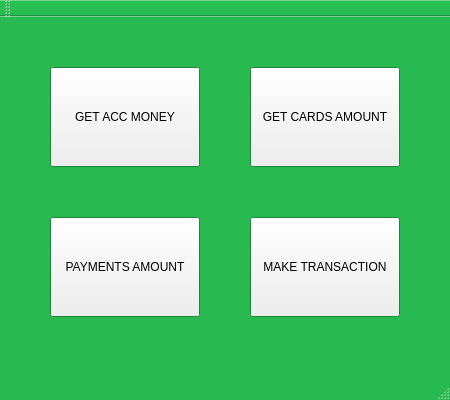
i800/BankClient, file GUI/MainWindow.ui: the form before one commit.
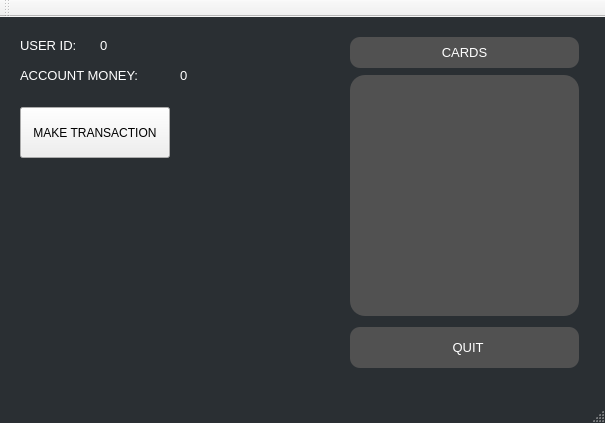
The form after the commit. Icons and pictures are not drawn.

Commit message: Resourses added + MainWindow customization.

```diff
--- a/GUI/MainWindow.ui
+++ b/GUI/MainWindow.ui
@@ -6,8 +6,8 @@
    <rect>
     <x>0</x>
     <y>0</y>
-    <width>450</width>
-    <height>400</height>
+    <width>605</width>
+    <height>423</height>
    </rect>
   </property>
   <property name="palette">
@@ -25,9 +25,9 @@
      <colorrole role="Window">
       <brush brushstyle="SolidPattern">
        <color alpha="255">
-        <red>40</red>
-        <green>186</green>
-        <blue>81</blue>
+        <red>42</red>
+        <green>47</green>
+        <blue>51</blue>
        </color>
       </brush>
      </colorrole>
@@ -45,9 +45,9 @@
      <colorrole role="Window">
       <brush brushstyle="SolidPattern">
        <color alpha="255">
-        <red>40</red>
-        <green>186</green>
-        <blue>81</blue>
+        <red>42</red>
+        <green>47</green>
+        <blue>51</blue>
        </color>
       </brush>
      </colorrole>
@@ -56,18 +56,18 @@
      <colorrole role="Base">
       <brush brushstyle="SolidPattern">
        <color alpha="255">
-        <red>40</red>
-        <green>186</green>
-        <blue>81</blue>
+        <red>42</red>
+        <green>47</green>
+        <blue>51</blue>
        </color>
       </brush>
      </colorrole>
      <colorrole role="Window">
       <brush brushstyle="SolidPattern">
        <color alpha="255">
-        <red>40</red>
-        <green>186</green>
-        <blue>81</blue>
+        <red>42</red>
+        <green>47</green>
+        <blue>51</blue>
        </color>
       </brush>
      </colorrole>
@@ -77,60 +77,207 @@
   <property name="windowTitle">
    <string>MainWindow</string>
   </property>
+  <property name="styleSheet">
+   <string notr="true">QMainWindow {
+    border-style: none;
+    border-radius: 15px;
+}</string>
+  </property>
   <property name="inputMethodHints">
    <set>Qt::ImhNone</set>
   </property>
   <widget class="QWidget" name="centralWidget">
-   <widget class="QPushButton" name="getAccMoneyButton">
-    <property name="geometry">
-     <rect>
-      <x>50</x>
-      <y>50</y>
-      <width>150</width>
-      <height>100</height>
-     </rect>
-    </property>
-    <property name="text">
-     <string>GET ACC MONEY</string>
-    </property>
-   </widget>
-   <widget class="QPushButton" name="getPaymentsAmountsButton">
-    <property name="geometry">
-     <rect>
-      <x>50</x>
-      <y>200</y>
-      <width>150</width>
-      <height>100</height>
-     </rect>
-    </property>
-    <property name="text">
-     <string>PAYMENTS AMOUNT</string>
-    </property>
-   </widget>
    <widget class="QPushButton" name="makeTransactionButton">
     <property name="geometry">
      <rect>
-      <x>250</x>
-      <y>200</y>
+      <x>20</x>
+      <y>90</y>
       <width>150</width>
-      <height>100</height>
+      <height>51</height>
      </rect>
     </property>
     <property name="text">
      <string>MAKE TRANSACTION</string>
     </property>
    </widget>
-   <widget class="QPushButton" name="getCardsAmountButton">
+   <widget class="QLabel" name="label_2">
     <property name="geometry">
      <rect>
-      <x>250</x>
+      <x>20</x>
+      <y>20</y>
+      <width>80</width>
+      <height>16</height>
+     </rect>
+    </property>
+    <property name="font">
+     <font>
+      <pointsize>10</pointsize>
+     </font>
+    </property>
+    <property name="styleSheet">
+     <string notr="true">QLabel {
+    color: white;
+}</string>
+    </property>
+    <property name="text">
+     <string>USER ID:</string>
+    </property>
+   </widget>
+   <widget class="QLabel" name="label_3">
+    <property name="geometry">
+     <rect>
+      <x>100</x>
+      <y>20</y>
+      <width>121</width>
+      <height>16</height>
+     </rect>
+    </property>
+    <property name="font">
+     <font>
+      <pointsize>10</pointsize>
+     </font>
+    </property>
+    <property name="styleSheet">
+     <string notr="true">QLabel {
+    color: white;
+}</string>
+    </property>
+    <property name="text">
+     <string>0</string>
+    </property>
+   </widget>
+   <widget class="QLabel" name="label_4">
+    <property name="geometry">
+     <rect>
+      <x>20</x>
       <y>50</y>
-      <width>150</width>
-      <height>100</height>
+      <width>151</width>
+      <height>16</height>
      </rect>
     </property>
+    <property name="font">
+     <font>
+      <pointsize>10</pointsize>
+     </font>
+    </property>
+    <property name="styleSheet">
+     <string notr="true">QLabel {
+    color: white;
+}</string>
+    </property>
     <property name="text">
-     <string>GET CARDS AMOUNT</string>
+     <string>ACCOUNT MONEY:</string>
+    </property>
+   </widget>
+   <widget class="QLabel" name="label_5">
+    <property name="geometry">
+     <rect>
+      <x>180</x>
+      <y>50</y>
+      <width>121</width>
+      <height>16</height>
+     </rect>
+    </property>
+    <property name="font">
+     <font>
+      <pointsize>10</pointsize>
+     </font>
+    </property>
+    <property name="styleSheet">
+     <string notr="true">QLabel {
+    color: white;
+}</string>
+    </property>
+    <property name="text">
+     <string>0</string>
+    </property>
+   </widget>
+   <widget class="QPushButton" name="pushButton">
+    <property name="geometry">
+     <rect>
+      <x>350</x>
+      <y>20</y>
+      <width>229</width>
+      <height>31</height>
+     </rect>
+    </property>
+    <property name="font">
+     <font>
+      <pointsize>10</pointsize>
+     </font>
+    </property>
+    <property name="styleSheet">
+     <string notr="true">QPushButton {
+    background-color: rgb(81, 81, 81);
+    color: white;
+    border-style: none;
+    border-radius: 10px;
+}</string>
+    </property>
+    <property name="text">
+     <string>CARDS</string>
+    </property>
+   </widget>
+   <widget class="QListWidget" name="cardsView">
+    <property name="geometry">
+     <rect>
+      <x>350</x>
+      <y>58</y>
+      <width>229</width>
+      <height>241</height>
+     </rect>
+    </property>
+    <property name="styleSheet">
+     <string notr="true">QListWidget {
+    background-color: rgb(81, 81, 81);
+    color: white;
+    border-style: none;
+    border-radius: 15px;
+}</string>
+    </property>
+   </widget>
+   <widget class="QPushButton" name="pushButton_2">
+    <property name="geometry">
+     <rect>
+      <x>350</x>
+      <y>310</y>
+      <width>229</width>
+      <height>41</height>
+     </rect>
+    </property>
+    <property name="font">
+     <font>
+      <pointsize>10</pointsize>
+     </font>
+    </property>
+    <property name="styleSheet">
+     <string notr="true">QPushButton {
+    background-color: rgb(81, 81, 81);
+    color: white;
+    border-style: none;
+    border-radius: 10px;
+}
+
+QPushButton:hover {
+     background-color: rgb(120, 120, 120);     
+}
+
+QPushButton:pressed {
+     background-color: rgb(150, 150, 150);     
+}</string>
+    </property>
+    <property name="text">
+     <string>  QUIT</string>
+    </property>
+    <property name="icon">
+     <iconset resource="../resourses.qrc">
+      <normaloff>:/icons/Resourses/quit_icon.ico</normaloff>:/icons/Resourses/quit_icon.ico</iconset>
+    </property>
+    <property name="iconSize">
+     <size>
+      <width>35</width>
+      <height>35</height>
+     </size>
     </property>
    </widget>
   </widget>
@@ -149,7 +296,7 @@
     <enum>TopToolBarArea</enum>
    </attribute>
    <attribute name="toolBarBreak">
-    <bool>false</bool>
+    <bool>true</bool>
    </attribute>
   </widget>
   <widget class="QStatusBar" name="statusBar"/>
```
Left out of the diff: 57 changed lines with no effect on the pictures. The commit also changes 5 other files.
